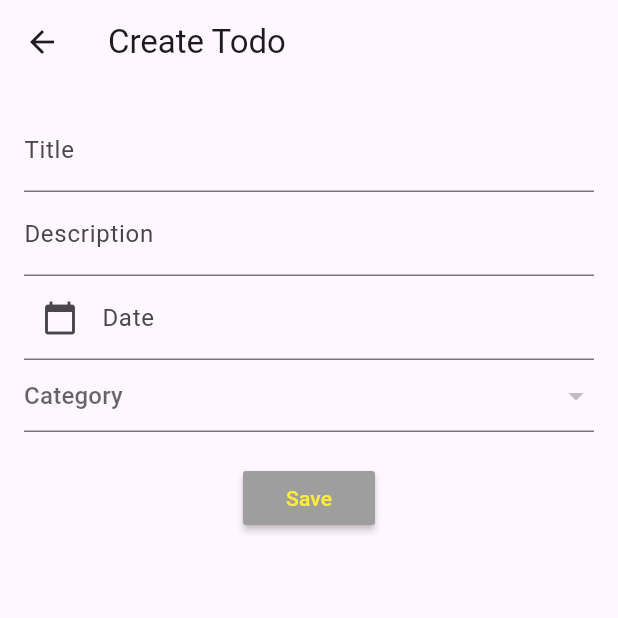
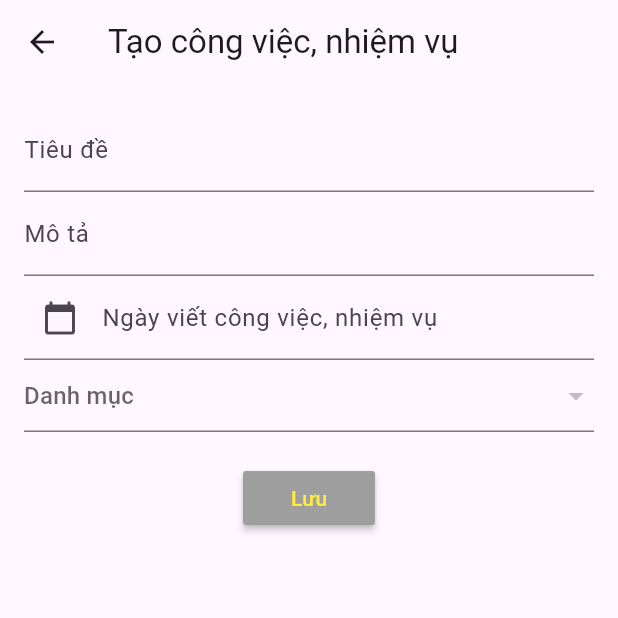
Before and after one commit to TuanKenOfficial/flutter_todolist_sqlite, a Flutter app: the TodoScreen screen opened directly, on a phone screen of 412 x 824 dp, the top half of it. Run offline on Flutter 3.47's test engine with Material 3 defaults, Android fonts, the phone set to English and light mode, and no system bars; our stand-ins replace sqflite; accounts and stored records are empty; network calls fail.

Commit message:
Update source code

```diff
--- a/lib/helpers/drawer_navigation.dart
+++ b/lib/helpers/drawer_navigation.dart
@@ -60,14 +60,14 @@ class _DrawerNavigationState extends State<DrawerNavigation> {
             ),
             ListTile(
               leading: Icon(Icons.home),
-              title: Text('Home'),
+              title: Text('Trang chủ'),
               onTap: () =>
                   Navigator.of(context).push(
                       MaterialPageRoute(builder: (context) => HomeScreen())),
             ),
             ListTile(
               leading: Icon(Icons.view_array),
-              title: Text('Categories'),
+              title: Text('Danh mục'),
               onTap: () =>
                   Navigator.of(context).push(MaterialPageRoute(
                       builder: (context) => CategoriesScreen())),
--- a/lib/screen/categories_screen.dart
+++ b/lib/screen/categories_screen.dart
@@ -65,7 +65,7 @@ class _CategoriesScreenState extends State<CategoriesScreen> {
           return AlertDialog(
             actions: <Widget>[
               MaterialButton(color: Colors.red,onPressed: () => Navigator.pop(context),
-                    child: Text('Cancel')),
+                    child: Text('Hủy')),
               MaterialButton(color: Colors.lightBlueAccent,onPressed: () async {
                 if(id != null){
                   _category.id = id++;
@@ -80,23 +80,23 @@ class _CategoriesScreenState extends State<CategoriesScreen> {
                   Navigator.pop(context);
                   getAllCategories();
                 }
-              }, child: Text('Save')),
+              }, child: Text('Lưu')),
             ],
-            title: Text('Categories Form'),
+            title: Text('Danh mục'),
             content: SingleChildScrollView(
               child: Column(
                 children: <Widget>[
                   TextField(
                     controller: _categoryNameController,
                     decoration: InputDecoration(
-                        hintText: 'Write a category',
-                        labelText: 'Category'),
+                        hintText: 'Viết tên danh mục ',
+                        labelText: 'Danh mục'),
                   ),
                   TextField(
                     controller: _categoryDescriptionController,
                     decoration: InputDecoration(
-                        hintText: 'Write a description',
-                        labelText: 'Description Category'),
+                        hintText: 'Viết mô tả',
+                        labelText: 'Mô tả danh mục'),
                   )
                 ],
               ),
@@ -114,7 +114,7 @@ class _CategoriesScreenState extends State<CategoriesScreen> {
           return AlertDialog(
             actions: <Widget>[
               MaterialButton(color: Colors.red,onPressed: () => Navigator.pop(context),
-                  child: Text('Cancel')),
+                  child: Text('Hủy')),
               MaterialButton(color: Colors.blueAccent,onPressed: () async{
                 _category.id = category[0]['id'];
                 _category.name = _editCategoryNameController.text;
@@ -125,25 +125,25 @@ class _CategoriesScreenState extends State<CategoriesScreen> {
                   print(_category.id);
                   Navigator.pop(context);
                   getAllCategories();
-                  _showSuccessSnackBar(Text('Updated'));
+                  _showSuccessSnackBar(Text('Cập nhật thành công'));
                 }
-              }, child: Text('Update')),
+              }, child: Text('Cập nhật')),
             ],
-            title: Text('Edit Categories Form'),
+            title: Text('Chỉnh sửa danh mục'),
             content: SingleChildScrollView(
               child: Column(
                 children: <Widget>[
                   TextField(
                     controller: _editCategoryNameController,
                     decoration: InputDecoration(
-                        hintText: 'Write a category',
-                        labelText: 'Category'),
+                        hintText: 'Viết tên danh mục ',
+                        labelText: 'Danh mục'),
                   ),
                   TextField(
                     controller: _editCategoryDescriptionController,
                     decoration: InputDecoration(
-                        hintText: 'Write a description',
-                        labelText: 'Description Category'),
+                        hintText: 'Viết mô tả',
+                        labelText: 'Mô tả danh mục'),
                   )
                 ],
               ),
@@ -160,18 +160,18 @@ class _CategoriesScreenState extends State<CategoriesScreen> {
           return AlertDialog(
             actions: <Widget>[
               MaterialButton(color: Colors.green,onPressed: () => Navigator.pop(context),
-                  child: Text('Cancel')),
+                  child: Text('Hủy')),
               MaterialButton(color: Colors.red,onPressed: () async{
                 var result = await _categoryService.deleteCategory(categoryId);
                 if(result>0){
                   print(categoryId);
                   Navigator.pop(context);
                   getAllCategories();
-                  _showSuccessSnackBar(Text('Deleted'));
+                  _showSuccessSnackBar(Text('Xóa thành công'));
                 }
-              }, child: Text('Delete')),
+              }, child: Text('Xóa')),
             ],
-            title: Text('Are you sure you want to delete this?'),
+            title: Text('Bạn có chắc chắn muốn xóa cái này không?'),
           );
         });
   }
@@ -193,7 +193,7 @@ class _CategoriesScreenState extends State<CategoriesScreen> {
             color: Colors.white,
           ),
         ),
-        title: Text('Categories'),
+        title: Text('Danh mục'),
         backgroundColor: Colors.lightBlueAccent,
         foregroundColor: Colors.white, //làm màu chữ title Categories
       ),
--- a/lib/screen/todo_screen.dart
+++ b/lib/screen/todo_screen.dart
@@ -1,5 +1,6 @@
 import 'package:flutter/material.dart';
 import 'package:todosqliteapp/models/todo.dart';
+import 'package:todosqliteapp/screen/home_screen.dart';
 import 'package:todosqliteapp/services/category_service.dart';
 import 'package:intl/intl.dart';
 import 'package:todosqliteapp/services/todo_service.dart';
@@ -53,12 +54,13 @@ class _TodoScreenState extends State<TodoScreen> {
     }
   }
 
+// hiển thị thông báo message
 
   @override
   Widget build(BuildContext context) {
     return Scaffold(
       appBar: AppBar(
-        title: Text('Create Todo'),
+        title: Text('Tạo công việc, nhiệm vụ'),
       ),
       body: Padding(
         padding: const EdgeInsets.all(16.0),
@@ -68,20 +70,20 @@ class _TodoScreenState extends State<TodoScreen> {
               TextField(
                 controller: _todoTitleController ,
                 decoration: InputDecoration(
-                    labelText: 'Title',
-                    hintText: 'Write Todo Title'
+                    labelText: 'Tiêu đề',
+                    hintText: 'Viết tiêu đề công việc, nhiệm vụ'
                 ),
               ),TextField(
                 controller: _todoDescriptionController ,
                 decoration: InputDecoration(
-                    labelText: 'Description',
-                    hintText: 'Write Todo Description'
+                    labelText: 'Mô tả',
+                    hintText: 'Viết mô tả công việc, nhiệm vụ'
                 ),
               ),TextField(
                 controller: _todoDataController ,
                 decoration: InputDecoration(
-                    labelText: 'Date',
-                    hintText: 'Pick a date',
+                    labelText: 'Ngày viết công việc, nhiệm vụ',
+                    hintText: 'Chọn ngày/tháng/năm',
                     prefixIcon: InkWell(
                       onTap: () {
                         _seletedTodoDate(context);
@@ -93,7 +95,7 @@ class _TodoScreenState extends State<TodoScreen> {
               DropdownButtonFormField(
                   value: _selectedValue,
                   items: _categories,
-                  hint: Text('Category'),
+                  hint: Text('Danh mục'),
                   onChanged: (value){
                     setState(() {
                       _selectedValue = value;
@@ -118,13 +120,23 @@ class _TodoScreenState extends State<TodoScreen> {
                 var result = await _todoService.saveTodo(todoObject);
                 print(result);
                 print(todoObject.id);
+                _showSuccessSnackBar(Text('Lưu thành công'));
+                Navigator.pop(context);
               },
                 color: Colors.grey,
-                child: Text('Save',style: TextStyle(color: Colors.yellow),),)
+                child: Text('Lưu',style: TextStyle(color: Colors.yellow),
+                    ),
+              ),
             ],
           ),
         ),
       ),
     );
   }
+  _showSuccessSnackBar(message){
+    var _snackBar = SnackBar(content: message);
+    ScaffoldMessenger.of(context).showSnackBar(_snackBar);
+    // _globalKey.currentState!.showSnackBar(_snackBar);
+  }
+
 }
```
Also changed, not shown: lib/screen/home_screen.dart (+37 -1 lines), lib/services/todo_service.dart (+4 -4 lines).
